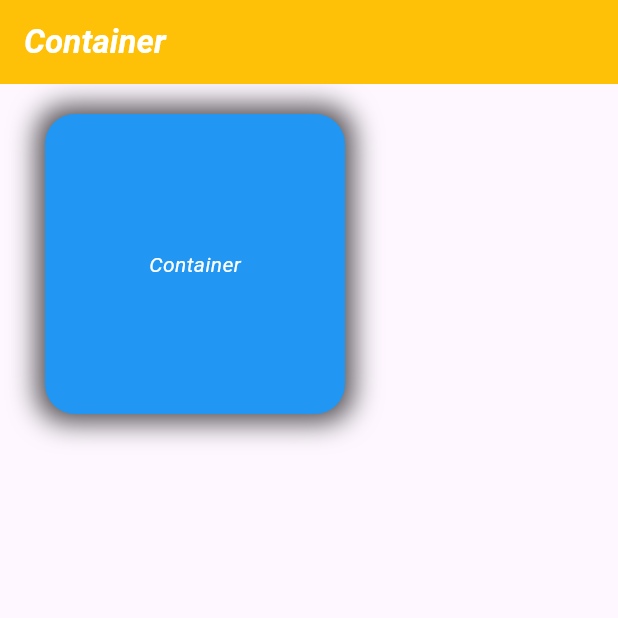
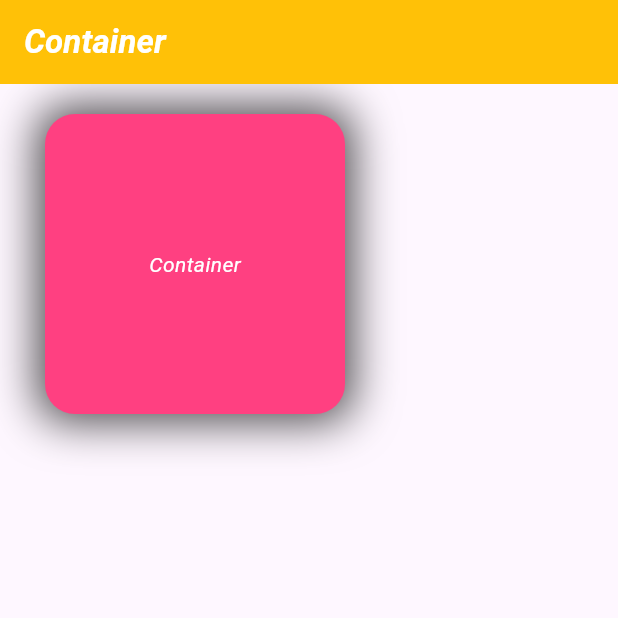
Before and after one commit to AshrafulCU/flutter_container, a Flutter app: the screen it shows after launch, on a phone screen of 412 x 824 dp, the top half of it. Run offline on Flutter 3.47's test engine with Material 3 defaults, Android fonts, the phone set to English and light mode, and no system bars.

Commit message:
-code changes

```diff
--- a/lib/home_page.dart
+++ b/lib/home_page.dart
@@ -20,13 +20,13 @@ class HomePage extends StatelessWidget {
         width: 200,
         margin: EdgeInsets.fromLTRB(30, 20, 0, 0),
         decoration: BoxDecoration(
-          color:Colors.blue,
+          color:Colors.pinkAccent,
           shape: BoxShape.rectangle,
           borderRadius: BorderRadius.circular(20), //curve the corner
           boxShadow: [
             BoxShadow(
               color: Colors.black12.withOpacity(.7),
-              blurRadius: 15,
+              blurRadius: 25,
               spreadRadius: 5
             )
           ]
```
